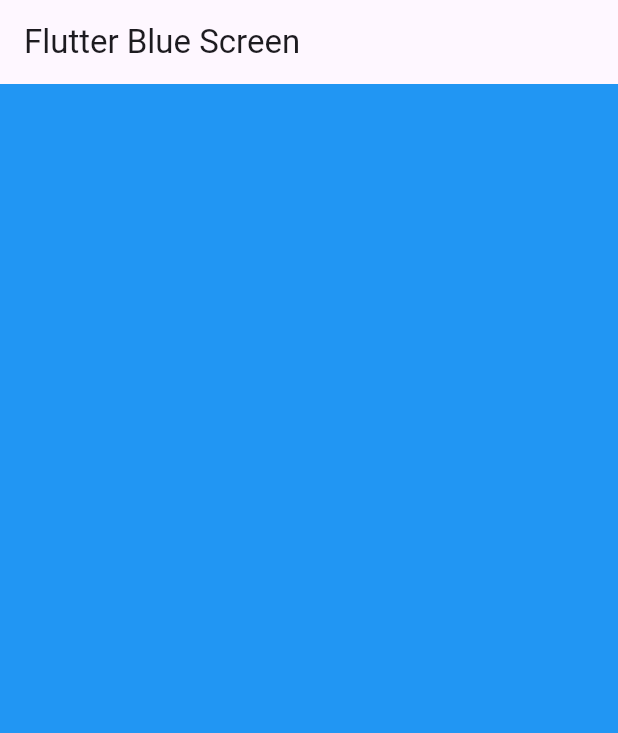
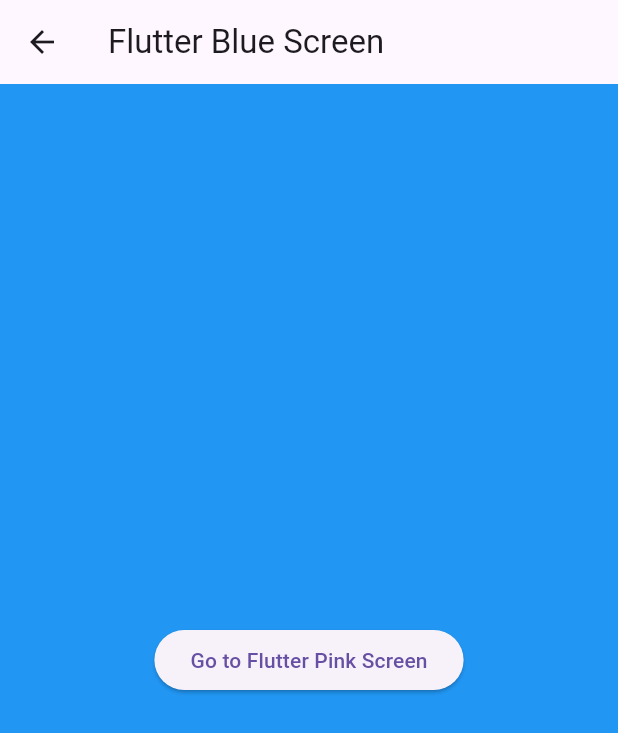
Before and after one commit to Florian-Dupire/joyfulApp_flutter, a Flutter app: the BlueScreenPage screen opened by its route, on a phone screen of 412 x 824 dp. Shown: the top 733 px of the screen. Run offline on Flutter 3.47's test engine with Material 3 defaults, Android fonts, the phone set to English and light mode, and no system bars; our stand-ins replace go_router.

Commit message:
feat: add methodChannel & pink blue navigation

```diff
--- a/lib/src/blue_screen_page.dart
+++ b/lib/src/blue_screen_page.dart
@@ -1,4 +1,5 @@
 import 'package:flutter/material.dart';
+import 'package:joyfulapp_flutter/src/channel_invoker.dart';
 
 class BlueScreenPage extends StatelessWidget {
   const BlueScreenPage({super.key});
@@ -8,9 +9,19 @@ class BlueScreenPage extends StatelessWidget {
     return Scaffold(
       appBar: AppBar(
         title: const Text('Flutter Blue Screen'),
+        leading: const IconButton(
+          icon: Icon(Icons.arrow_back),
+          onPressed: ChannelInvoker.goBack,
+        ),
       ),
       body: Container(
         color: Colors.blue,
+        child: Center(
+          child: ElevatedButton(
+            onPressed: () => ChannelInvoker.goTo('/pinkScreen'),
+            child: const Text('Go to Flutter Pink Screen'),
+          ),
+        )
       ),
     );
   }
```
Also changed, not shown: lib/src/channel_invoker.dart (added, +21 -0 lines), lib/src/pink_screen_page.dart (+11 -0 lines).
